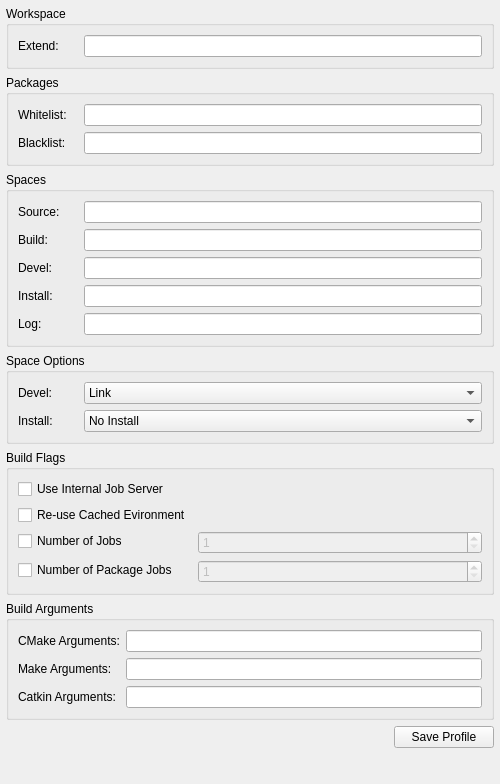
This is src/project_manager/ros_catkin_tools_config_editor.ui in ros-industrial/ros_qtc_plugin as Qt 5 draws it before an edit. The edited form follows.
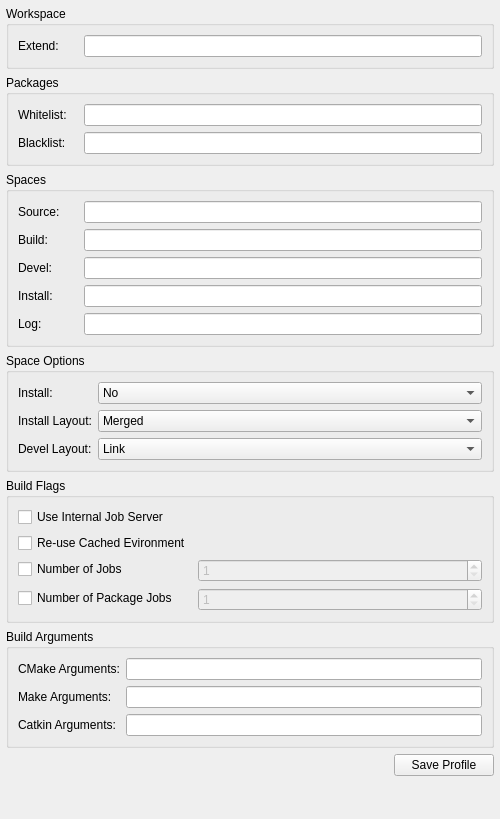
This is the edited form.

Commit message: Update catkin tools config editor widget

What changed in the file:
```diff
--- a/src/project_manager/ros_catkin_tools_config_editor.ui
+++ b/src/project_manager/ros_catkin_tools_config_editor.ui
@@ -7,7 +7,7 @@
     <x>0</x>
     <y>0</y>
     <width>500</width>
-    <height>784</height>
+    <height>819</height>
    </rect>
   </property>
   <property name="sizePolicy">
@@ -267,8 +267,8 @@
       <string>Space Options</string>
      </property>
      <layout class="QFormLayout" name="formLayout_8">
-      <item row="0" column="0">
-       <widget class="QLabel" name="space_devel_option_label">
+      <item row="2" column="0">
+       <widget class="QLabel" name="space_devel_layout_label">
         <property name="minimumSize">
          <size>
           <width>60</width>
@@ -276,12 +276,54 @@
          </size>
         </property>
         <property name="text">
-         <string>Devel:</string>
+         <string>Devel Layout:</string>
+        </property>
+       </widget>
+      </item>
+      <item row="0" column="0">
+       <widget class="QLabel" name="space_install_option_label">
+        <property name="text">
+         <string>Install:</string>
         </property>
        </widget>
       </item>
       <item row="0" column="1">
-       <widget class="QComboBox" name="space_devel_option_comboBox">
+       <widget class="QComboBox" name="space_install_option_comboBox">
+        <item>
+         <property name="text">
+          <string>No</string>
+         </property>
+        </item>
+        <item>
+         <property name="text">
+          <string>Yes</string>
+         </property>
+        </item>
+       </widget>
+      </item>
+      <item row="1" column="0">
+       <widget class="QLabel" name="space_install_layout_label">
+        <property name="text">
+         <string>Install Layout:</string>
+        </property>
+       </widget>
+      </item>
+      <item row="1" column="1">
+       <widget class="QComboBox" name="space_install_layout_comboBox">
+        <item>
+         <property name="text">
+          <string>Merged</string>
+         </property>
+        </item>
+        <item>
+         <property name="text">
+          <string>Isolated</string>
+         </property>
+        </item>
+       </widget>
+      </item>
+      <item row="2" column="1">
+       <widget class="QComboBox" name="space_devel_layout_comboBox">
         <item>
          <property name="text">
           <string>Link</string>
@@ -299,37 +341,6 @@
         </item>
        </widget>
       </item>
-      <item row="1" column="0">
-       <widget class="QLabel" name="space_install_option_label">
-        <property name="text">
-         <string>Install:</string>
-        </property>
-       </widget>
-      </item>
-      <item row="1" column="1">
-       <widget class="QComboBox" name="space_install_option_comboBox">
-        <item>
-         <property name="text">
-          <string>No Install</string>
-         </property>
-        </item>
-        <item>
-         <property name="text">
-          <string>Install</string>
-         </property>
-        </item>
-        <item>
-         <property name="text">
-          <string>Isolated Install</string>
-         </property>
-        </item>
-        <item>
-         <property name="text">
-          <string>Merged Install</string>
-         </property>
-        </item>
-       </widget>
-      </item>
      </layout>
     </widget>
    </item>
@@ -456,6 +467,9 @@
         <property name="enabled">
          <bool>true</bool>
         </property>
+        <property name="readOnly">
+         <bool>true</bool>
+        </property>
        </widget>
       </item>
       <item row="1" column="0">
@@ -473,6 +487,9 @@
         <property name="enabled">
          <bool>true</bool>
         </property>
+        <property name="readOnly">
+         <bool>true</bool>
+        </property>
        </widget>
       </item>
       <item row="2" column="0">
@@ -490,6 +507,9 @@
         <property name="enabled">
          <bool>true</bool>
         </property>
+        <property name="readOnly">
+         <bool>true</bool>
+        </property>
        </widget>
       </item>
      </layout>
```
Left out of the diff: 9 changed lines with no effect on the pictures. The commit also changes 2 other files.
